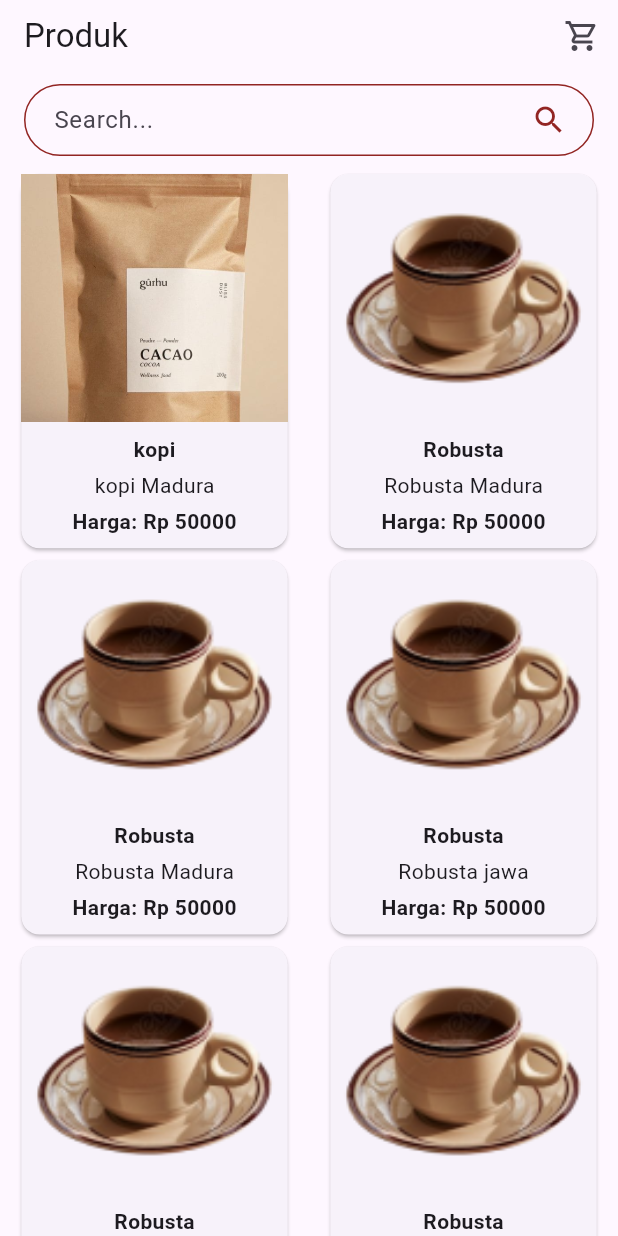
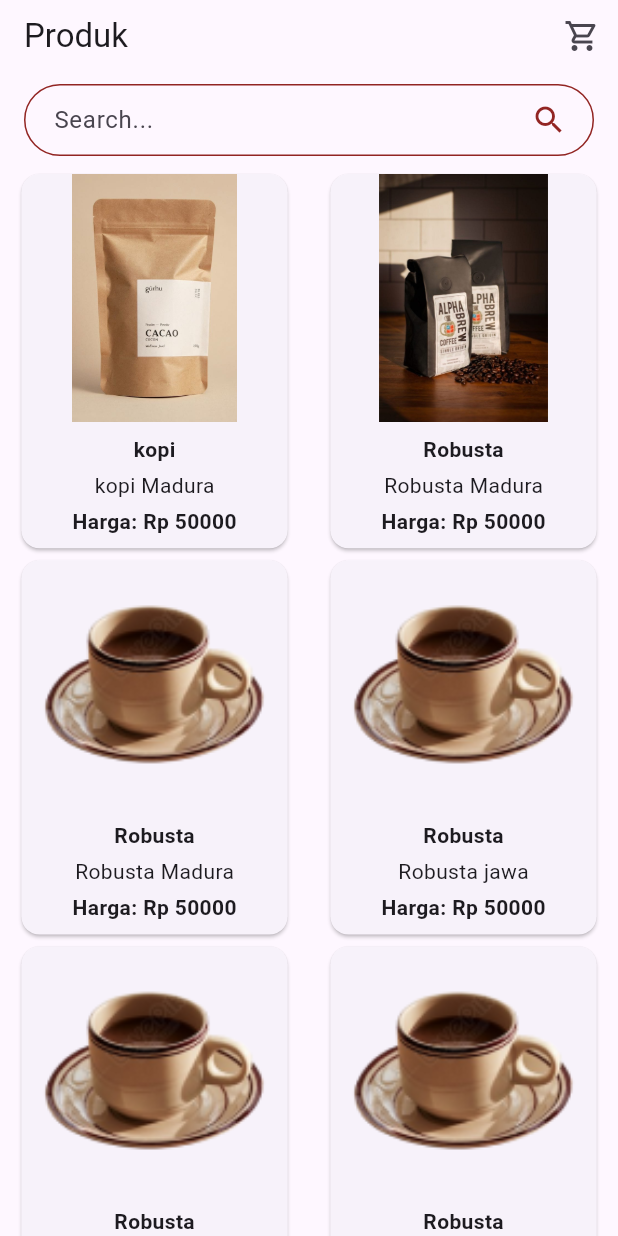
Before and after one commit to Semester4Project/kojukMobile, a Flutter app: the Produk screen opened directly, on a phone screen of 412 x 824 dp. Run offline on Flutter 3.47's test engine with Material 3 defaults, Android fonts, the light colour scheme and no system bars.

Commit message:
update design product

```diff
--- a/lib/pages/produck.dart
+++ b/lib/pages/produck.dart
@@ -19,7 +19,7 @@ class _ProdukState extends State<Produk> {
       'price': 50000,
     },
     {
-      'image': 'assets/images/kopi.png',
+      'image': 'assets/images/coffe2.jpg',
       'type': 'Robusta',
       'name': 'Robusta Madura',
       'price': 50000,
@@ -154,7 +154,6 @@ class _ProdukState extends State<Produk> {
                     Expanded(
                       child: Image.asset(
                         product['image'],
-                        width: double.infinity,
                         fit: BoxFit.cover,
                       ),
                     ),
```
